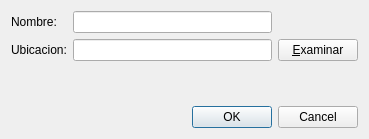
Qt form Dialogs/editdialog.ui (edvelezg/viper-sugui) before a commit.
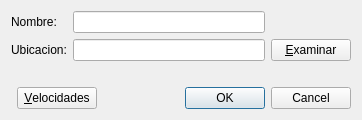
The same form after that commit.

Diff of the .ui file:
```diff
--- a/Dialogs/editdialog.ui
+++ b/Dialogs/editdialog.ui
@@ -34,15 +34,15 @@
    <rect>
     <x>0</x>
     <y>0</y>
-    <width>369</width>
-    <height>139</height>
+    <width>362</width>
+    <height>120</height>
    </rect>
   </property>
   <property name="windowTitle" >
    <string>Agregar Modelo</string>
   </property>
   <layout class="QGridLayout" name="gridLayout_2" >
-   <item row="0" column="0" >
+   <item row="0" column="0" colspan="2" >
     <layout class="QGridLayout" name="gridLayout" >
      <item row="0" column="1" >
       <widget class="QLineEdit" name="nameEdit" />
@@ -86,7 +86,7 @@
      </item>
     </layout>
    </item>
-   <item row="1" column="0" >
+   <item row="1" column="1" >
     <spacer name="verticalSpacer" >
      <property name="orientation" >
       <enum>Qt::Vertical</enum>
@@ -99,7 +99,38 @@
      </property>
     </spacer>
    </item>
-   <item row="2" column="0" >
+   <item row="2" column="1" >
+    <layout class="QHBoxLayout" name="horizontalLayout" >
+     <item>
+      <widget class="QPushButton" name="velocityButton" >
+       <property name="sizePolicy" >
+        <sizepolicy vsizetype="Fixed" hsizetype="Fixed" >
+         <horstretch>0</horstretch>
+         <verstretch>0</verstretch>
+        </sizepolicy>
+       </property>
+       <property name="text" >
+        <string>&amp;Velocidades</string>
+       </property>
+       <property name="shortcut" >
+        <string>Alt+B</string>
+       </property>
+      </widget>
+     </item>
+     <item>
+      <spacer name="horizontalSpacer" >
+       <property name="orientation" >
+        <enum>Qt::Horizontal</enum>
+       </property>
+       <property name="sizeHint" stdset="0" >
+        <size>
+         <width>105</width>
+         <height>20</height>
+        </size>
+       </property>
+      </spacer>
+     </item>
+     <item>
     <widget class="QDialogButtonBox" name="buttonBox" >
      <property name="orientation" >
       <enum>Qt::Horizontal</enum>
@@ -108,6 +139,8 @@
       <set>QDialogButtonBox::Cancel|QDialogButtonBox::Ok</set>
      </property>
     </widget>
+     </item>
+    </layout>
    </item>
   </layout>
  </widget>
```
Lines whose indentation alone changed are shown as unchanged.
